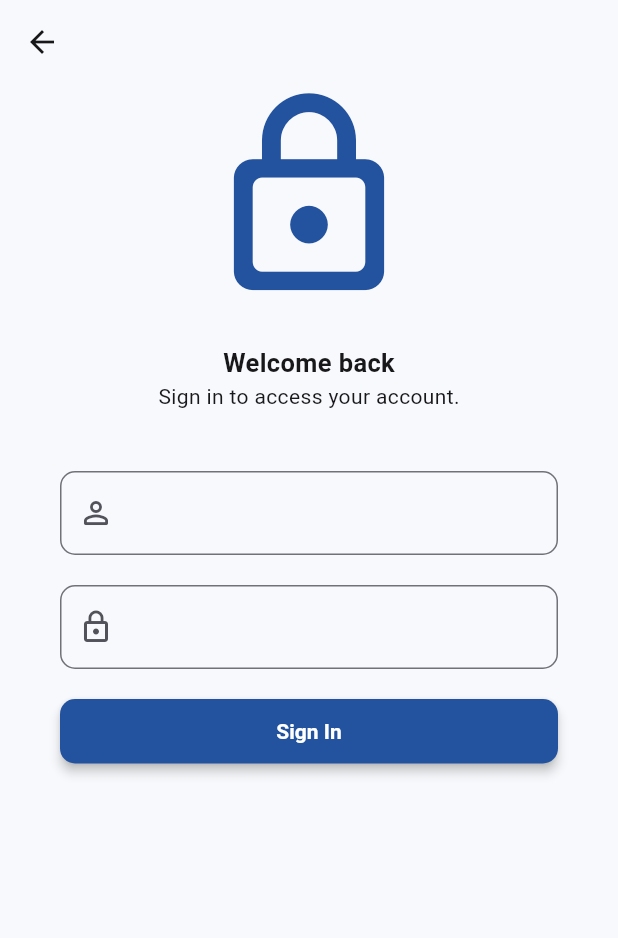
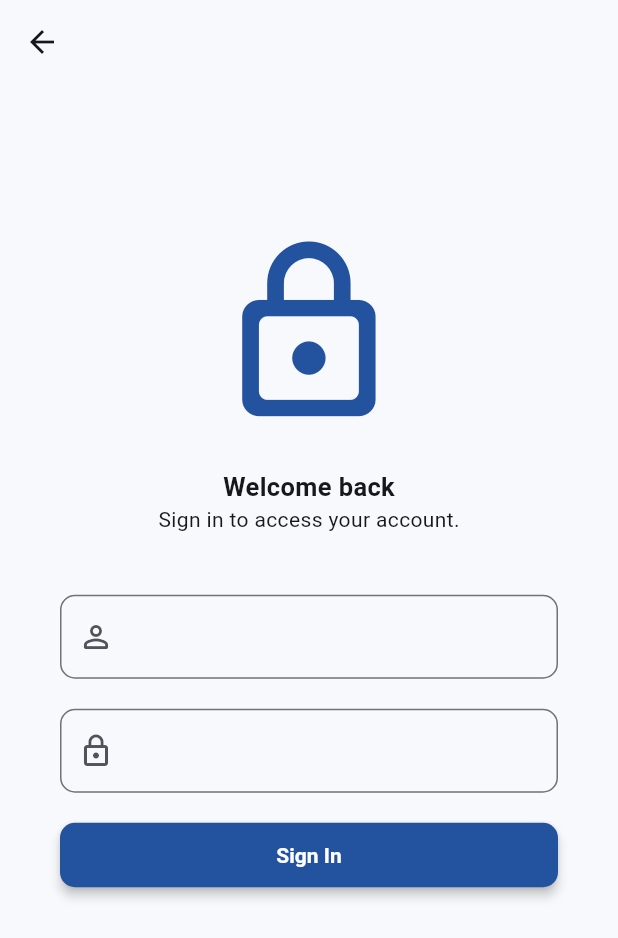
Before and after one commit to Mahdi-Gholami82/Flutter-e-commerce, a Flutter app: the screen it shows after launch, item 4 of the bottom bar chosen, after a tap on "Ok", on a phone screen of 412 x 824 dp. Shown: the top 938 px of the screen. Run offline on Flutter 3.47's test engine with Material 3 defaults, Android fonts, the phone set to English and light mode, and no system bars; our stand-ins replace dio, flutter_bloc, flutter_secure_storage, get_it, persistent_bottom_nav_bar_v2, shared_preferences and 1 more; missing offline and left inert: shimmer_builder; network calls fail; statements that could not run were skipped.

Commit message:
custom_animated_borrom_insets

```diff
--- /dev/null
+++ b/lib/core/presentation/widgets/custom_animated_borrom_insets.dart
@@ -0,0 +1,18 @@
+import 'package:flutter/material.dart';
+
+class CustomAnimatedBottomInsets extends StatelessWidget {
+  const CustomAnimatedBottomInsets({super.key, required this.child});
+  final Widget child;
+
+  @override
+  Widget build(BuildContext context) {
+    return AnimatedPadding(
+      duration: const Duration(milliseconds: 50),
+      curve: Curves.easeOut,
+      padding: EdgeInsets.only(
+        bottom: MediaQuery.of(context).viewInsets.bottom,
+      ),
+      child: child,
+    );
+  }
+}
--- a/lib/features/auth/presentation/pages/sign_in_page.dart
+++ b/lib/features/auth/presentation/pages/sign_in_page.dart
@@ -1,3 +1,4 @@
+import 'package:digi_meh/core/presentation/widgets/custom_animated_borrom_insets.dart';
 import 'package:digi_meh/features/auth/presentation/bloc/auth_status_bloc.dart';
 import 'package:flutter/material.dart';
 import 'package:flutter_bloc/flutter_bloc.dart';
@@ -21,8 +22,6 @@ class _SignInPageState extends State<SignInPage> {
     var theme = Theme.of(context);
     final colorScheme = theme.colorScheme;
     final defaultBorderRadius = BorderRadius.circular(10);
-    print(MediaQuery.viewInsetsOf(context).bottom);
-
     return Form(
       child: BlocConsumer<AuthBloc, AuthStatus>(
         listener: (context, state) {
@@ -57,16 +56,11 @@ class _SignInPageState extends State<SignInPage> {
           return Scaffold(
             resizeToAvoidBottomInset: false,
             appBar: AppBar(),
-            body: AnimatedPadding(
-              duration: const Duration(milliseconds: 50),
-              curve: Curves.easeOut,
-              padding: EdgeInsets.only(
-                bottom: MediaQuery.of(context).viewInsets.bottom,
-              ),
+            body: CustomAnimatedBottomInsets(
               child: Padding(
                 padding: const EdgeInsets.symmetric(horizontal: 40),
                 child: Column(
-                  mainAxisAlignment: .start,
+                  mainAxisAlignment: .center,
                   crossAxisAlignment: .center,
                   children: [
                     Flexible(
@@ -181,7 +175,7 @@ class _SignInPageState extends State<SignInPage> {
                             : Text("Sign In"),
                       ),
                     ),
-                    SizedBox(height: 24),
+                    Flexible(child: FittedBox(child: SizedBox(height: 150))),
                   ],
                 ),
               ),
--- a/lib/features/product_view/presentation/product_view_page.dart
+++ b/lib/features/product_view/presentation/product_view_page.dart
@@ -1,4 +1,5 @@
 import 'package:collection/collection.dart';
+import 'package:digi_meh/core/presentation/widgets/custom_animated_borrom_insets.dart';
 import 'package:digi_meh/core/presentation/widgets/default_shimmer_network_image.dart';
 import 'package:digi_meh/features/cart/presentation/bloc/cart_cubit.dart';
 import 'package:digi_meh/features/home/domain/entities/product_entity.dart';
@@ -32,7 +33,8 @@ class _ProductViewPageState extends State<ProductViewPage> {
           icon: Icon(Icons.arrow_back_outlined),
         ),
       ),
-      body: Padding(
+      body: CustomAnimatedBottomInsets(
+        child: Padding(
           padding: const EdgeInsets.all(15),
           child: CustomScrollView(
             slivers: [
@@ -123,7 +125,8 @@ class _ProductViewPageState extends State<ProductViewPage> {
                                       children: [
                                         TextSpan(text: "${product.rating}"),
                                         WidgetSpan(
-                                        alignment: PlaceholderAlignment.middle,
+                                          alignment:
+                                              PlaceholderAlignment.middle,
                                           child: Icon(
                                             Icons.star_rate_rounded,
                                             size: 20,
@@ -275,6 +278,7 @@ class _ProductViewPageState extends State<ProductViewPage> {
             ],
           ),
         ),
+      ),
     );
   }
 }
```
Lines whose indentation alone changed are shown as unchanged.
